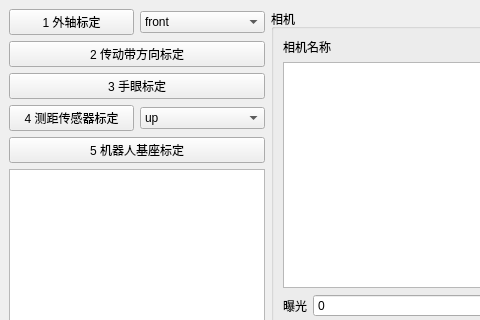
Above: SpraySystem/Forms/Calibration/calibrationform.ui from yangzai0823/SpraySystem before the change; both pictures show x 0 to 480 and y 0 to 320 of the 879 by 687 pixel window. Below: the same form after it.
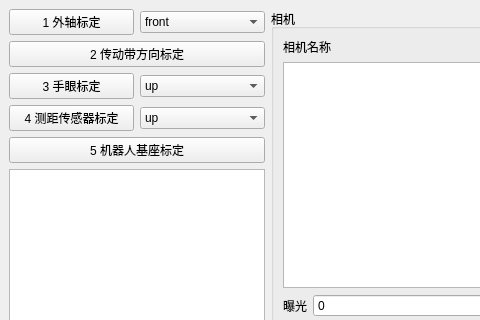
That is the form after the change.

Diff of the .ui file:
```diff
--- a/SpraySystem/Forms/Calibration/calibrationform.ui
+++ b/SpraySystem/Forms/Calibration/calibrationform.ui
@@ -95,6 +95,8 @@
        </widget>
       </item>
       <item>
+       <layout class="QGridLayout" name="gridLayout_3">
+        <item row="0" column="0">
        <widget class="QPushButton" name="btn_caliHandEye">
         <property name="sizePolicy">
          <sizepolicy hsizetype="Preferred" vsizetype="Fixed">
@@ -106,6 +108,22 @@
          <string>3 手眼标定</string>
         </property>
        </widget>
+        </item>
+        <item row="0" column="1">
+         <widget class="QComboBox" name="comboBox_cameraType">
+          <item>
+           <property name="text">
+            <string>up</string>
+           </property>
+          </item>
+          <item>
+           <property name="text">
+            <string>down</string>
+           </property>
+          </item>
+         </widget>
+        </item>
+       </layout>
       </item>
       <item>
        <layout class="QGridLayout" name="gridLayout_2">
```
Lines whose indentation alone changed are shown as unchanged.
